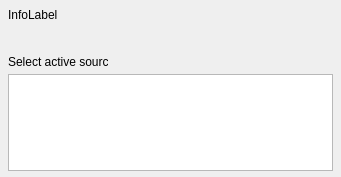
Old version of the form src/forms/InstallationRunFormUnit.ui in the repository Eldricos/D-Fend-Reborn.
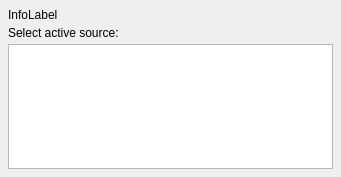
New version of the form.

Commit message: Remaining dialogs: Qt layouts instead of fixed pixel positions

What changed in the file:
```diff
--- a/src/forms/InstallationRunFormUnit.ui
+++ b/src/forms/InstallationRunFormUnit.ui
@@ -9,26 +9,47 @@
     <property name="vclBorderIcons" stdset="0"><string notr="true">biMinimize,biMaximize</string></property>
     <property name="vclDesignWidth" stdset="0"><number>341</number></property>
     <property name="vclDesignHeight" stdset="0"><number>177</number></property>
+    <layout class="QGridLayout" name="InstallationRunForm_Layout" columnstretch="0,1">
+      <property name="leftMargin"><number>8</number></property>
+      <property name="topMargin"><number>8</number></property>
+      <property name="rightMargin"><number>8</number></property>
+      <property name="bottomMargin"><number>8</number></property>
+      <property name="horizontalSpacing"><number>8</number></property>
+      <property name="verticalSpacing"><number>4</number></property>
+      <item row="0" column="0" colspan="2">
     <widget class="QLabel" name="InfoLabel">
-      <property name="geometry"><rect><x>8</x><y>8</y><width>325</width><height>41</height></rect></property>
-      <property name="vclAnchors" stdset="0"><string notr="true">akLeft,akTop,akRight</string></property>
       <property name="text"><string>InfoLabel</string></property>
       <property name="textFormat"><enum>Qt::PlainText</enum></property>
       <property name="wordWrap"><bool>true</bool></property>
       <property name="alignment"><set>Qt::AlignLeft|Qt::AlignTop</set></property>
     </widget>
+      </item>
+      <item row="1" column="0" colspan="2">
     <widget class="QLabel" name="SourceLabel">
-      <property name="geometry"><rect><x>8</x><y>55</y><width>100</width><height>13</height></rect></property>
       <property name="text"><string>Select active source:</string></property>
       <property name="textFormat"><enum>Qt::PlainText</enum></property>
       <property name="alignment"><set>Qt::AlignLeft|Qt::AlignTop</set></property>
-      <property name="vclAutoSize" stdset="0"><bool>true</bool></property>
-    </widget>
+        </widget>
+      </item>
+      <item row="2" column="0" colspan="2">
     <widget class="QListWidget" name="SourceListBox">
-      <property name="geometry"><rect><x>8</x><y>74</y><width>325</width><height>97</height></rect></property>
-      <property name="vclAnchors" stdset="0"><string notr="true">akLeft,akTop,akRight</string></property>
       <property name="vclCheckList" stdset="0"><bool>true</bool></property>
-    </widget>
+          <property name="minimumSize"><size><width>0</width><height>97</height></size></property>
+        </widget>
+      </item>
+      <item row="0" column="1">
+        <spacer name="InstallationRunForm_Layout_HFill">
+          <property name="orientation"><enum>Qt::Horizontal</enum></property>
+          <property name="sizeHint" stdset="0"><size><width>0</width><height>0</height></size></property>
+        </spacer>
+      </item>
+      <item row="3" column="0">
+        <spacer name="InstallationRunForm_VFill">
+          <property name="orientation"><enum>Qt::Vertical</enum></property>
+          <property name="sizeHint" stdset="0"><size><width>0</width><height>0</height></size></property>
+        </spacer>
+      </item>
+    </layout>
   </widget>
   <resources><include location="../../resources/dfend.qrc"/></resources>
   <connections/>
```
Left out of the diff: 6 changed lines with no effect on the pictures. Lines whose indentation alone changed are shown as unchanged. The commit also changes 102 other files.
